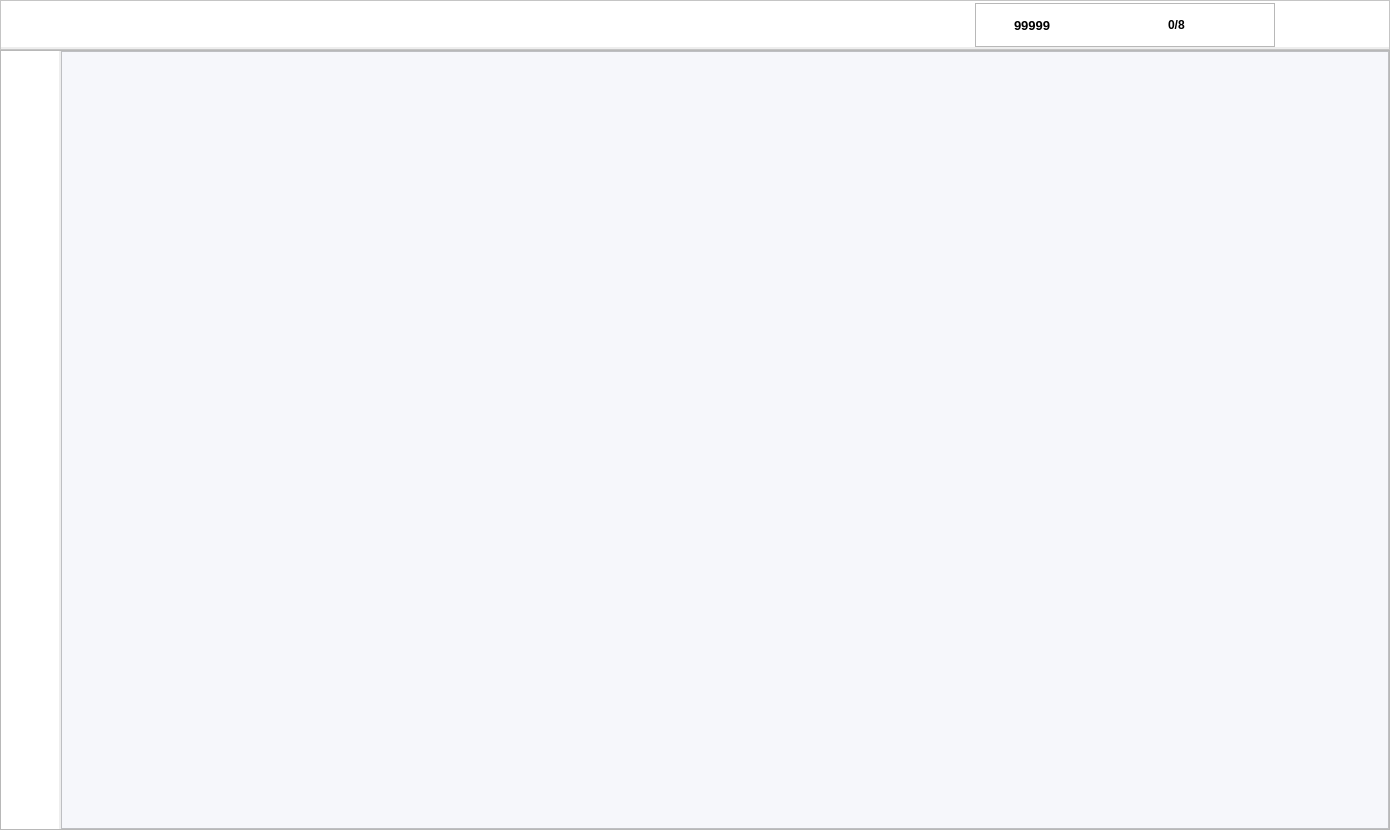
Above: src/views/main_view.ui from devforgely/MFA-Simulator before the change. Below: the same form after it.
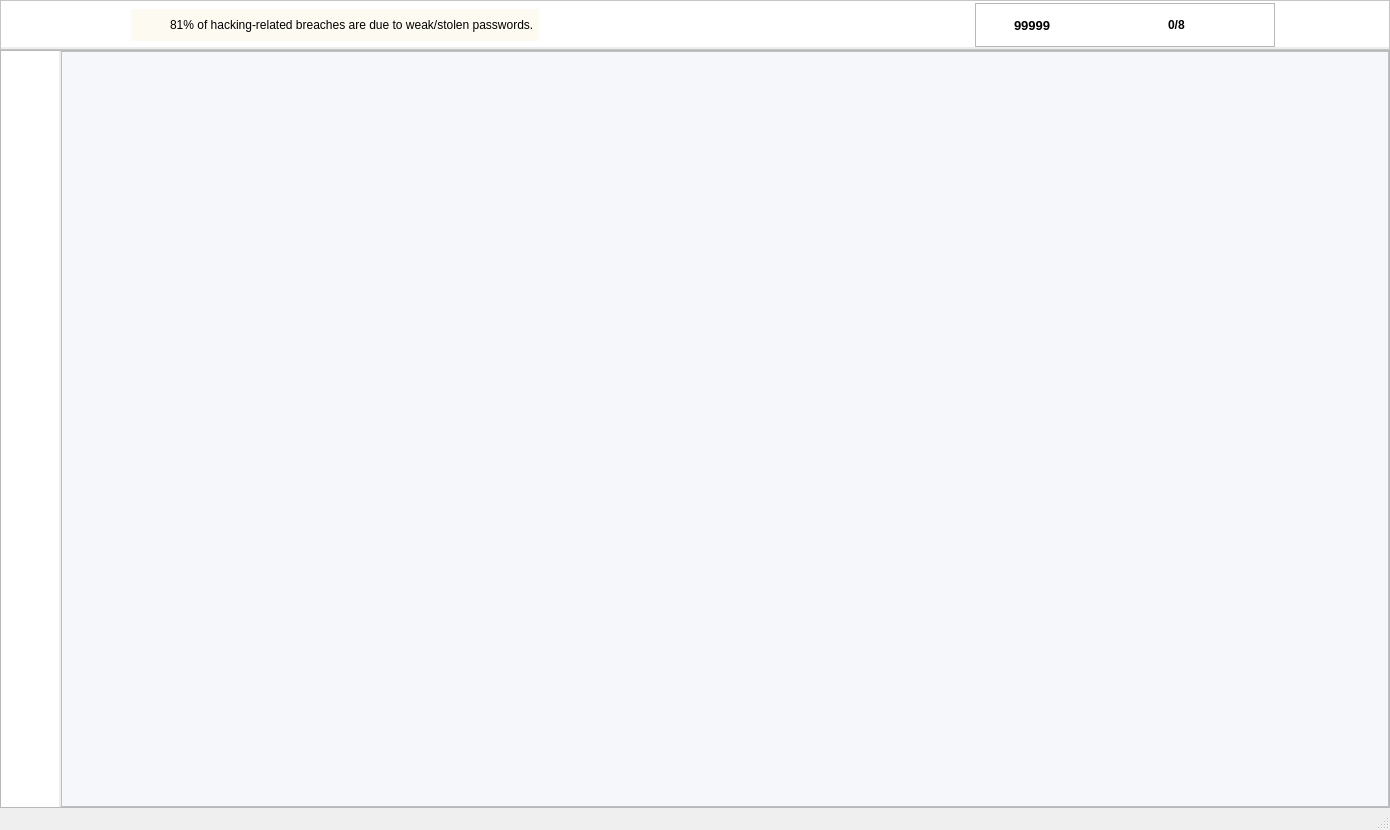
That is the form after the change. Icons and pictures are not drawn.

What changed in the file:
```diff
--- a/src/views/main_view.ui
+++ b/src/views/main_view.ui
@@ -62,6 +62,12 @@
 	border-bottom: 3px solid #eeeeee;
 }
 
+#light_bulb, #fact_label {
+	background-color: #fdfaf1;
+	font: 9pt &quot;Aerial&quot;;
+	padding: 2px 2px;
+}
+
 #coin_count, #badge_count {
 	font-weight: 600;
 }
@@ -198,22 +204,19 @@
            <widget class="QLabel" name="logo">
             <property name="minimumSize">
              <size>
-              <width>100</width>
-              <height>30</height>
+              <width>90</width>
+              <height>33</height>
              </size>
             </property>
             <property name="maximumSize">
              <size>
-              <width>100</width>
-              <height>30</height>
+              <width>90</width>
+              <height>33</height>
              </size>
             </property>
             <property name="autoFillBackground">
              <bool>false</bool>
             </property>
-            <property name="text">
-             <string/>
-            </property>
             <property name="pixmap">
              <pixmap>../resources/images/mfa.png</pixmap>
             </property>
@@ -248,6 +251,12 @@
              </property>
              <item>
               <widget class="QFrame" name="noteSection">
+               <property name="sizePolicy">
+                <sizepolicy hsizetype="Expanding" vsizetype="Preferred">
+                 <horstretch>0</horstretch>
+                 <verstretch>0</verstretch>
+                </sizepolicy>
+               </property>
                <property name="minimumSize">
                 <size>
                  <width>430</width>
@@ -274,17 +283,67 @@
                  <number>0</number>
                 </property>
                 <property name="leftMargin">
-                 <number>0</number>
+                 <number>20</number>
                 </property>
                 <property name="topMargin">
                  <number>0</number>
                 </property>
                 <property name="rightMargin">
-                 <number>0</number>
+                 <number>20</number>
                 </property>
                 <property name="bottomMargin">
                  <number>0</number>
                 </property>
+                <item>
+                 <widget class="QLabel" name="light_bulb">
+                  <property name="sizePolicy">
+                   <sizepolicy hsizetype="Minimum" vsizetype="Preferred">
+                    <horstretch>0</horstretch>
+                    <verstretch>0</verstretch>
+                   </sizepolicy>
+                  </property>
+                  <property name="minimumSize">
+                   <size>
+                    <width>34</width>
+                    <height>0</height>
+                   </size>
+                  </property>
+                  <property name="maximumSize">
+                   <size>
+                    <width>34</width>
+                    <height>32</height>
+                   </size>
+                  </property>
+                  <property name="text">
+                   <string/>
+                  </property>
+                  <property name="pixmap">
+                   <pixmap>../resources/images/light-bulb.png</pixmap>
+                  </property>
+                  <property name="scaledContents">
+                   <bool>true</bool>
+                  </property>
+                 </widget>
+                </item>
+                <item>
+                 <widget class="QLabel" name="fact_label">
+                  <property name="sizePolicy">
+                   <sizepolicy hsizetype="Minimum" vsizetype="Preferred">
+                    <horstretch>0</horstretch>
+                    <verstretch>0</verstretch>
+                   </sizepolicy>
+                  </property>
+                  <property name="maximumSize">
+                   <size>
+                    <width>16777215</width>
+                    <height>32</height>
+                   </size>
+                  </property>
+                  <property name="text">
+                   <string>81% of hacking-related breaches are due to weak/stolen passwords.</string>
+                  </property>
+                 </widget>
+                </item>
                 <item>
                  <spacer name="horizontalSpacer">
                   <property name="orientation">
@@ -936,6 +995,7 @@
     </item>
    </layout>
   </widget>
+  <widget class="QStatusBar" name="statusBar"/>
  </widget>
  <resources/>
  <connections/>
```
